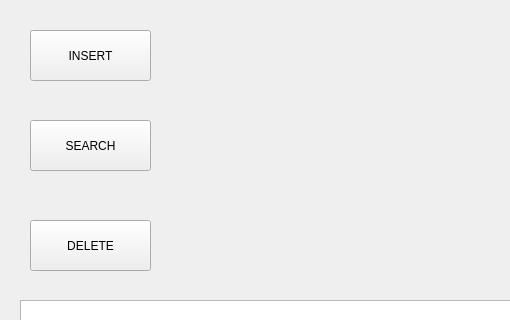
First picture: the form in qtdynamichash/mainwindow.ui, repository Andres20-Utec/ProyectoBDII, before the edit; both pictures show x 0 to 510 and y 0 to 320 of the 1027 by 792 pixel window.
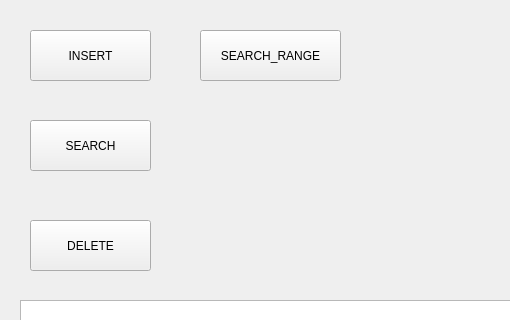
Second picture: the form after the edit.

The edit to the form file:
```diff
--- a/qtdynamichash/mainwindow.ui
+++ b/qtdynamichash/mainwindow.ui
@@ -154,6 +154,19 @@
      <string>Mensualidad</string>
     </property>
    </widget>
+   <widget class="QPushButton" name="pushButton_SEARCH_RANGE">
+    <property name="geometry">
+     <rect>
+      <x>200</x>
+      <y>30</y>
+      <width>141</width>
+      <height>51</height>
+     </rect>
+    </property>
+    <property name="text">
+     <string>SEARCH_RANGE</string>
+    </property>
+   </widget>
   </widget>
   <widget class="QMenuBar" name="menubar">
    <property name="geometry">
```
